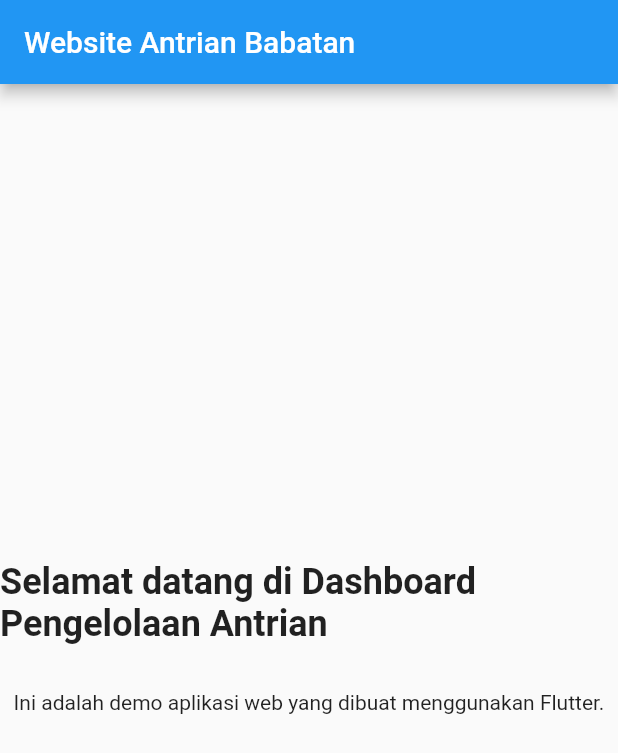
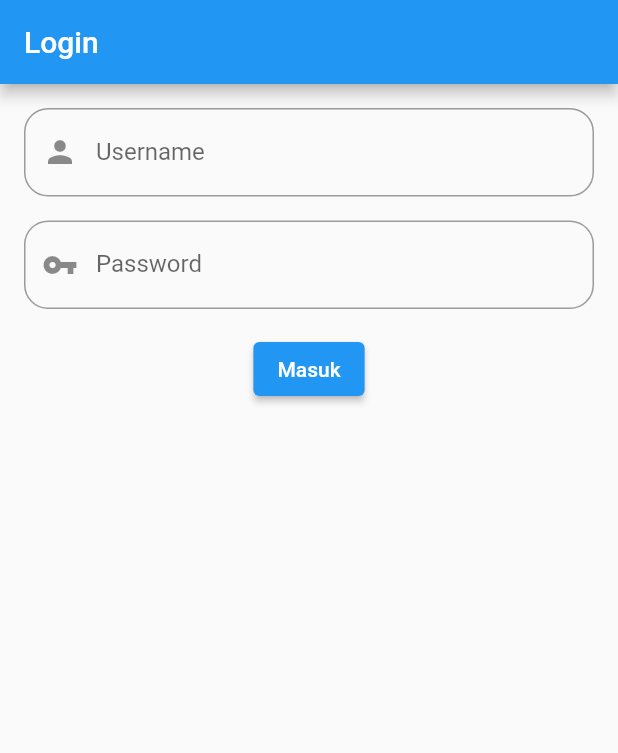
Before and after one commit to KoTA107-18/Web-Antrean-Babatan, a Flutter app: the screen it shows after launch, on a phone screen of 412 x 824 dp. Shown: the top 753 px of the screen. Run offline on Flutter 3.47's test engine with Material 2 defaults, Android fonts, the phone set to English and light mode, and no system bars.

Commit message:
Screen login dan dashboard

```diff
--- a/lib/main.dart
+++ b/lib/main.dart
@@ -1,4 +1,5 @@
 import 'package:flutter/material.dart';
+import 'package:web_antrean_babatan/screen/login.dart';
 
 void main() {
   runApp(MyApp());
@@ -8,50 +9,12 @@ class MyApp extends StatelessWidget {
   @override
   Widget build(BuildContext context) {
     return MaterialApp(
+      debugShowCheckedModeBanner: false,
       title: 'Website Antrian Babatan',
       theme: ThemeData(
         primarySwatch: Colors.blue,
       ),
-      home: Dashboard(),
+      home: Login(),
     );
   }
 }
-
-class Dashboard extends StatefulWidget {
-  @override
-  _DashboardState createState() => _DashboardState();
-}
-
-class _DashboardState extends State<Dashboard> {
-  @override
-  Widget build(BuildContext context) {
-    return Scaffold(
-      appBar: AppBar(
-        title: Text("Website Antrian Babatan"),
-      ),
-      body: Center(
-        child: Column(
-          mainAxisAlignment: MainAxisAlignment.center,
-          children: <Widget>[
-            Column(
-              children: <Widget>[
-                Text(
-                  'Selamat datang di Dashboard Pengelolaan Antrian',
-                  style: TextStyle(fontSize: 24.0, fontWeight: FontWeight.bold),
-                ),
-                SizedBox(height: 30),
-              ],
-            ),
-            Column(
-              children: <Widget>[
-                Text(
-                    "Ini adalah demo aplikasi web yang dibuat menggunakan Flutter."),
-                SizedBox(height: 30),
-              ],
-            ),
-          ],
-        ),
-      ),
-    );
-  }
-}
--- /dev/null
+++ b/lib/screen/login.dart
@@ -0,0 +1,56 @@
+import 'package:flutter/material.dart';
+import 'package:web_antrean_babatan/screen/dashboard.dart';
+
+class Login extends StatefulWidget {
+  @override
+  _LoginState createState() => _LoginState();
+}
+
+class _LoginState extends State<Login> {
+  TextEditingController _username = new TextEditingController();
+  TextEditingController _password = new TextEditingController();
+
+  @override
+  Widget build(BuildContext context) {
+    return Scaffold(
+      appBar: AppBar(
+        title: Text("Login"),
+      ),
+      body: Column(
+        children: [
+          Container(
+            padding: EdgeInsets.fromLTRB(16.0, 16.0, 16.0, 0.0),
+            child: TextField(
+                controller: _username,
+                decoration: InputDecoration(
+                    labelText: "Username",
+                    prefixIcon: Icon(Icons.person),
+                    border: OutlineInputBorder(
+                        borderRadius: BorderRadius.circular(16.0)))),
+          ),
+          Container(
+            padding: EdgeInsets.fromLTRB(16.0, 16.0, 16.0, 0.0),
+            child: TextField(
+                controller: _password,
+                decoration: InputDecoration(
+                    labelText: "Password",
+                    prefixIcon: Icon(Icons.vpn_key_sharp),
+                    border: OutlineInputBorder(
+                        borderRadius: BorderRadius.circular(16.0)))),
+          ),
+          Container(
+              padding: EdgeInsets.fromLTRB(16.0, 16.0, 16.0, 0.0),
+              child: ElevatedButton(
+                child: Text("Masuk"),
+                onPressed: () {
+                  if (_username.text == "admin" && _password.text == "admin") {
+                    Navigator.pushReplacement(context,
+                        MaterialPageRoute(builder: (context) => Dashboard()));
+                  }
+                },
+              ))
+        ],
+      ),
+    );
+  }
+}
```
Also changed, not shown: lib/screen/dashboard.dart (added, +136 -0 lines).
